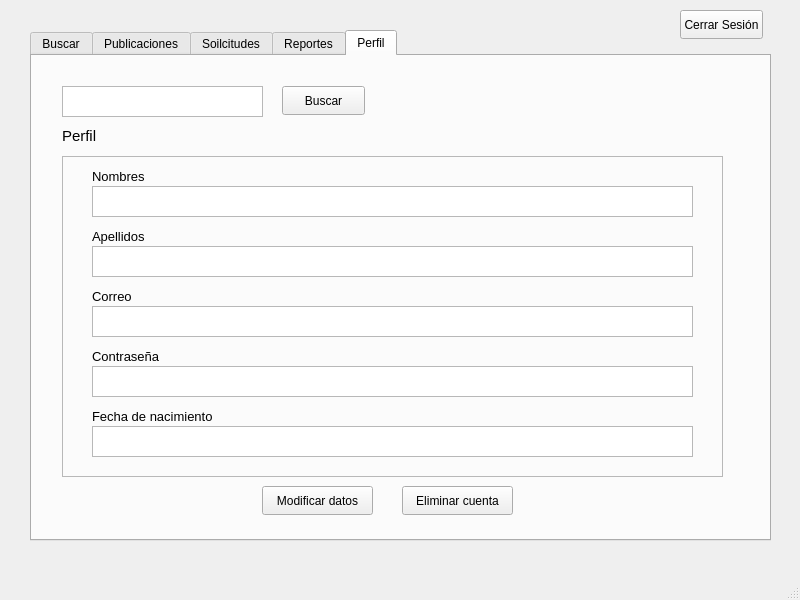
Above: Fase 2/Fase2EDD/interfazprincipal.ui from matiuuh/-EDD-Proyecto1_202203009 before the change. Below: the same form after it.
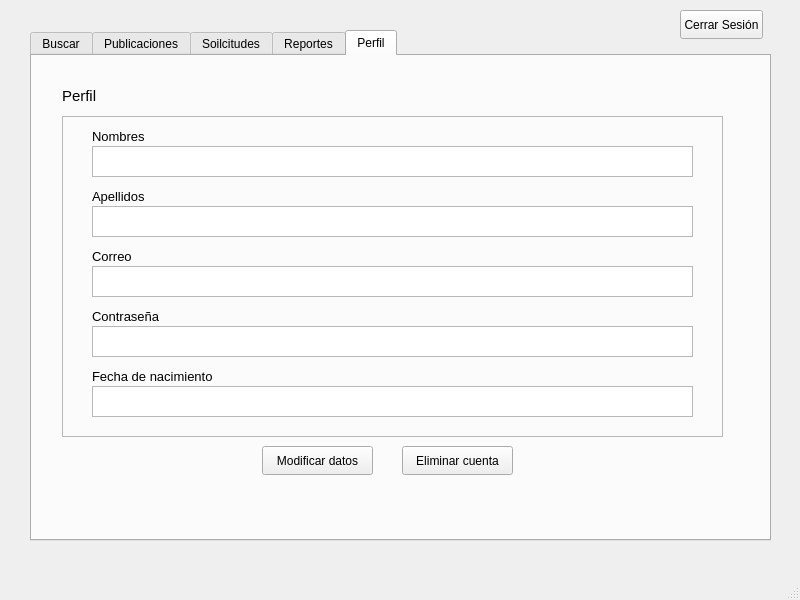
That is the form after the change. The open tabs and pages were chosen to show the change.

The edit to the form file:
```diff
--- a/Fase 2/Fase2EDD/interfazprincipal.ui
+++ b/Fase 2/Fase2EDD/interfazprincipal.ui
@@ -779,34 +779,11 @@
      <attribute name="title">
       <string>Perfil</string>
      </attribute>
-     <widget class="QTextEdit" name="textEdit">
-      <property name="geometry">
-       <rect>
-        <x>30</x>
-        <y>30</y>
-        <width>201</width>
-        <height>31</height>
-       </rect>
-      </property>
-     </widget>
-     <widget class="QPushButton" name="pushButton_2">
-      <property name="geometry">
-       <rect>
-        <x>250</x>
-        <y>30</y>
-        <width>83</width>
-        <height>29</height>
-       </rect>
-      </property>
-      <property name="text">
-       <string>Buscar</string>
-      </property>
-     </widget>
      <widget class="QFrame" name="frame">
       <property name="geometry">
        <rect>
         <x>30</x>
-        <y>100</y>
+        <y>60</y>
         <width>661</width>
         <height>321</height>
        </rect>
@@ -962,7 +939,7 @@
       <property name="geometry">
        <rect>
         <x>30</x>
-        <y>70</y>
+        <y>30</y>
         <width>63</width>
         <height>20</height>
        </rect>
@@ -980,7 +957,7 @@
       <property name="geometry">
        <rect>
         <x>230</x>
-        <y>430</y>
+        <y>390</y>
         <width>111</width>
         <height>29</height>
        </rect>
@@ -993,7 +970,7 @@
       <property name="geometry">
        <rect>
         <x>370</x>
-        <y>430</y>
+        <y>390</y>
         <width>111</width>
         <height>29</height>
        </rect>
```
Left out of the diff: 16 changed lines with no effect on the pictures.
